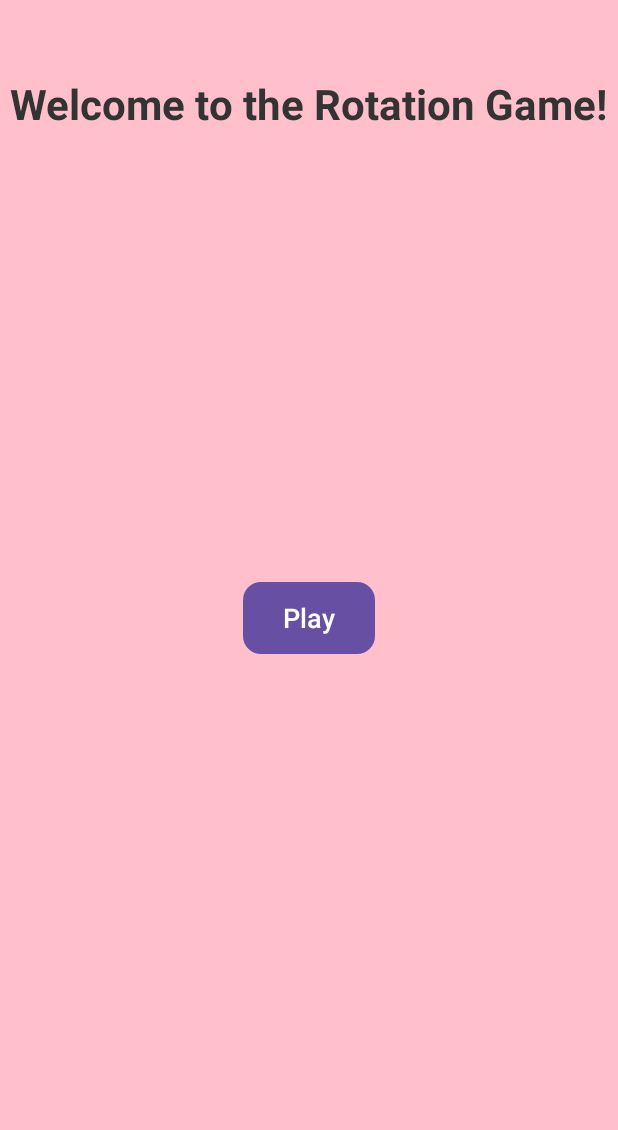
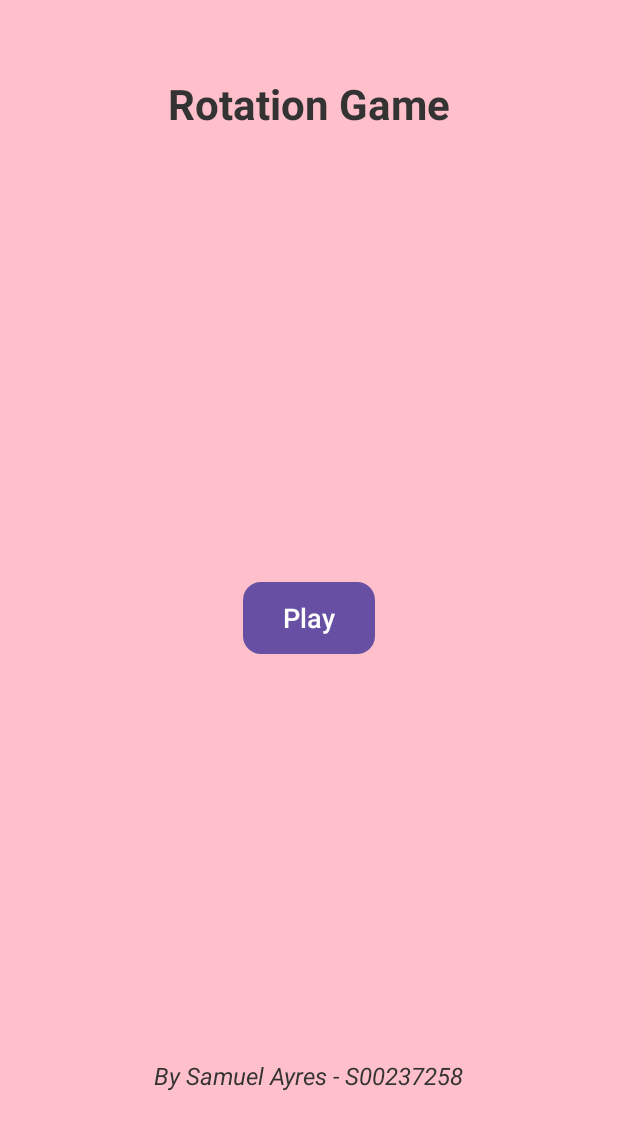
Before and after one commit to SamuelAyres76/RotationGame, an Android app: the screen it shows after launch (MainActivity), on a phone screen of 412 x 824 dp. Shown: the top 1130 px of the screen. Run offline under Robolectric (Android 15) with nearby library versions, the phone set to English and light mode, and no system bars.

Commit message:
IT WORKS

```diff
--- a/app/src/main/res/layout/activity_main.xml
+++ b/app/src/main/res/layout/activity_main.xml
@@ -10,7 +10,7 @@
         android:id="@+id/titleText"
         android:layout_width="wrap_content"
         android:layout_height="wrap_content"
-        android:text="@string/welcome_to_the_rotation_game"
+        android:text="@string/rotation_game"
         android:textSize="28sp"
         android:textColor="#333333"
         android:textStyle="bold"
@@ -28,4 +28,17 @@
         android:layout_centerInParent="true"
         android:layout_marginTop="150dp" />
 
+    <TextView
+        android:id="@+id/projectInfoText2"
+        android:layout_width="wrap_content"
+        android:layout_height="wrap_content"
+        android:text="By Samuel Ayres - S00237258"
+        android:textSize="16sp"
+        android:textColor="#333333"
+        android:textStyle="italic"
+        android:layout_below="@+id/playButton"
+        android:layout_centerHorizontal="true"
+        android:layout_marginTop="270dp"
+        android:layout_marginBottom="8dp" />
+
 </RelativeLayout>
--- a/app/src/main/res/values/strings.xml
+++ b/app/src/main/res/values/strings.xml
@@ -3,4 +3,5 @@
     <string name="play">Play</string>
     <string name="welcome_to_the_rotation_game">Welcome to the Rotation Game!</string>
     <string name="enter_your_name">Enter your name</string>
+    <string name="rotation_game">Rotation Game</string>
 </resources>
```
Also changed, not shown: app/src/main/java/com/example/rotationgame/SequenceActivity.java (+14 -9 lines), app/src/main/res/layout/activity_high_scores.xml (+18 -9 lines).
